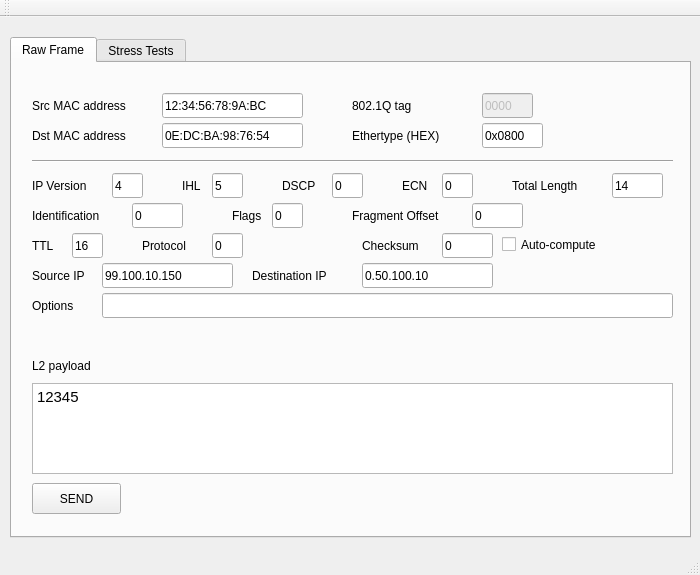
First picture: the form in mainwindow.ui, repository DPinato/Emulient, before the edit.
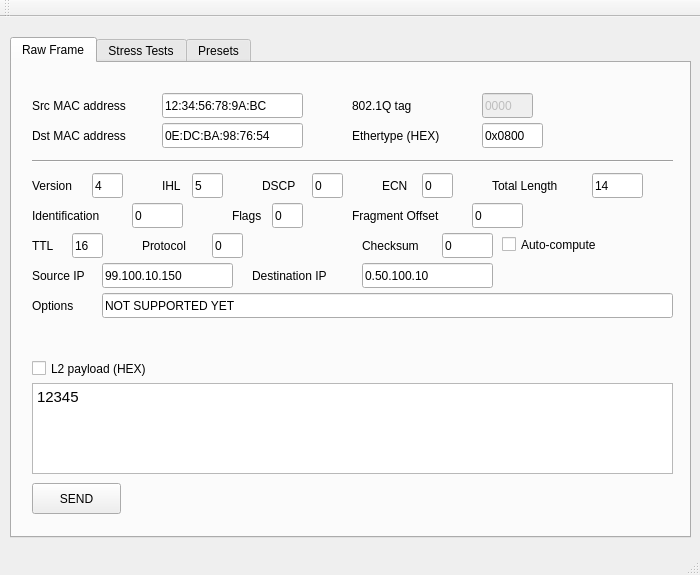
Second picture: the form after the edit.

Commit message:
GUI stuff for L3 header works :D I tested the stuff for a while, it works as expected
TODO:
- When putting L2 raw frame data, unless there are 4 Bytes in the box,
no payload is sent
- Put the socket stuff on a different class to improve portability between
OSs
- Revise L2Helper class for pointer operations

Patch:
```diff
--- a/mainwindow.ui
+++ b/mainwindow.ui
@@ -194,22 +194,6 @@
        <bool>true</bool>
       </property>
      </widget>
-     <widget class="QLabel" name="label_7">
-      <property name="geometry">
-       <rect>
-        <x>20</x>
-        <y>290</y>
-        <width>81</width>
-        <height>25</height>
-       </rect>
-      </property>
-      <property name="text">
-       <string>L2 payload</string>
-      </property>
-      <property name="alignment">
-       <set>Qt::AlignLeading|Qt::AlignLeft|Qt::AlignVCenter</set>
-      </property>
-     </widget>
      <widget class="Line" name="line">
       <property name="geometry">
        <rect>
@@ -228,12 +212,12 @@
        <rect>
         <x>20</x>
         <y>110</y>
-        <width>81</width>
+        <width>61</width>
         <height>25</height>
        </rect>
       </property>
       <property name="text">
-       <string>IP Version</string>
+       <string>Version</string>
       </property>
       <property name="alignment">
        <set>Qt::AlignLeading|Qt::AlignLeft|Qt::AlignVCenter</set>
@@ -242,7 +226,7 @@
      <widget class="QLineEdit" name="ipVerEdit">
       <property name="geometry">
        <rect>
-        <x>100</x>
+        <x>80</x>
         <y>110</y>
         <width>31</width>
         <height>25</height>
@@ -258,7 +242,7 @@
      <widget class="QLabel" name="label_9">
       <property name="geometry">
        <rect>
-        <x>170</x>
+        <x>150</x>
         <y>110</y>
         <width>31</width>
         <height>25</height>
@@ -274,7 +258,7 @@
      <widget class="QLineEdit" name="ihlEdit">
       <property name="geometry">
        <rect>
-        <x>200</x>
+        <x>180</x>
         <y>110</y>
         <width>31</width>
         <height>25</height>
@@ -290,7 +274,7 @@
      <widget class="QLabel" name="label_10">
       <property name="geometry">
        <rect>
-        <x>270</x>
+        <x>250</x>
         <y>110</y>
         <width>51</width>
         <height>25</height>
@@ -306,7 +290,7 @@
      <widget class="QLineEdit" name="dscpEdit">
       <property name="geometry">
        <rect>
-        <x>320</x>
+        <x>300</x>
         <y>110</y>
         <width>31</width>
         <height>25</height>
@@ -322,7 +306,7 @@
      <widget class="QLabel" name="label_11">
       <property name="geometry">
        <rect>
-        <x>390</x>
+        <x>370</x>
         <y>110</y>
         <width>41</width>
         <height>25</height>
@@ -338,7 +322,7 @@
      <widget class="QLineEdit" name="ecnEdit">
       <property name="geometry">
        <rect>
-        <x>430</x>
+        <x>410</x>
         <y>110</y>
         <width>31</width>
         <height>25</height>
@@ -354,7 +338,7 @@
      <widget class="QLabel" name="label_12">
       <property name="geometry">
        <rect>
-        <x>500</x>
+        <x>480</x>
         <y>110</y>
         <width>101</width>
         <height>25</height>
@@ -370,7 +354,7 @@
      <widget class="QLineEdit" name="totLengthEdit">
       <property name="geometry">
        <rect>
-        <x>600</x>
+        <x>580</x>
         <y>110</y>
         <width>51</width>
         <height>25</height>
@@ -678,12 +662,25 @@
        </rect>
       </property>
       <property name="text">
-       <string/>
+       <string>NOT SUPPORTED YET</string>
       </property>
       <property name="maxLength">
        <number>32</number>
       </property>
      </widget>
+     <widget class="QCheckBox" name="l2PayloadCheckBox">
+      <property name="geometry">
+       <rect>
+        <x>20</x>
+        <y>290</y>
+        <width>141</width>
+        <height>31</height>
+       </rect>
+      </property>
+      <property name="text">
+       <string>L2 payload (HEX)</string>
+      </property>
+     </widget>
     </widget>
     <widget class="QWidget" name="tab2">
      <attribute name="title">
@@ -774,6 +771,11 @@
       </property>
      </widget>
     </widget>
+    <widget class="QWidget" name="tab">
+     <attribute name="title">
+      <string>Presets</string>
+     </attribute>
+    </widget>
    </widget>
   </widget>
   <widget class="QMenuBar" name="menuBar">
```
Left out of the diff: 4 changed lines with no effect on the pictures. The commit also changes 5 other files.
